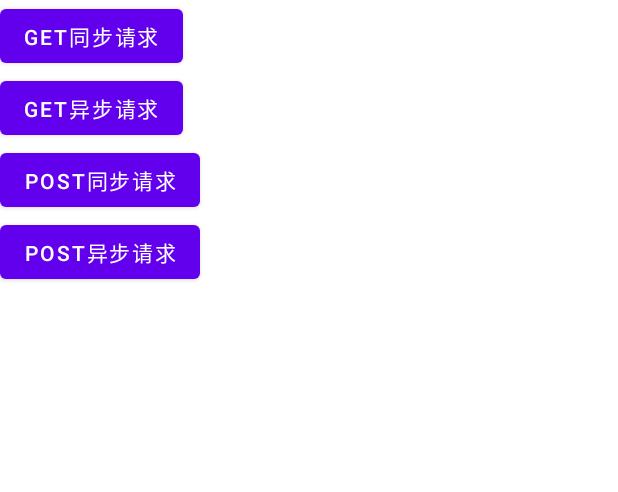
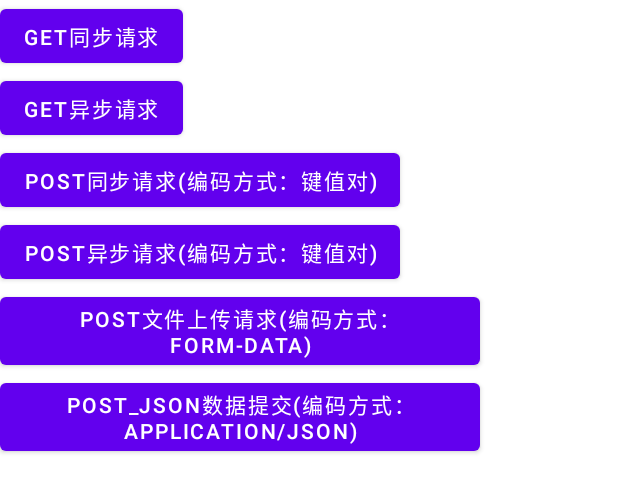
Before and after one commit to StevenMayD/AndroidLearning, an Android app: the layout activity_okhttp.xml on its own in the app's theme, with its tools: preview values and no code run, on a phone screen of 412 x 824 dp. Shown: the top 492 px of the screen. Run offline under Robolectric (Android 15) with nearby library versions, the phone set to English and light mode, and no system bars.

Commit message:
12、Android网络加载框架：OkHttp请求，post常见的几种数据提交方式

```diff
--- a/app/src/main/AndroidManifest.xml
+++ b/app/src/main/AndroidManifest.xml
@@ -7,6 +7,8 @@
     <uses-permission android:name="android.permission.INTERNET" />
     <!--允许程序设置内置sd卡的写权限-->
     <uses-permission android:name="android.permission.WRITE_EXTERNAL_STORAGE" />
+    <!--允许程序设置内置sd卡的访问权限-->
+    <uses-permission android:name="android.permission.READ_EXTERNAL_STORAGE" />
     <!--允许程序获取网络状态-->
     <uses-permission android:name="android.permission.ACCESS_NETWORK_STATE" />
     <!--允许程序访问WiFi网络信息-->
@@ -36,7 +38,7 @@
             <intent-filter>
                 <action android:name="android.intent.action.MAIN" />
 
-                <category android:name="android.intent.category.LAUNCHER_No" />
+                <category android:name="android.intent.category.LAUNCHER" />
             </intent-filter>
         </activity>
         <!-- 地图 -->
@@ -47,7 +49,7 @@
             <intent-filter>
                 <action android:name="android.intent.action.MAIN" />
 
-                <category android:name="android.intent.category.LAUNCHER" />
+                <category android:name="android.intent.category.LAUNCHER_No" />
             </intent-filter>
         </activity>
         <!-- 广播接收者 -->
--- a/app/src/main/res/layout/activity_okhttp.xml
+++ b/app/src/main/res/layout/activity_okhttp.xml
@@ -23,15 +23,28 @@
     <Button
         android:layout_width="wrap_content"
         android:layout_height="wrap_content"
-        android:text="post同步请求"
-        android:onClick="postSync"
+        android:text="post同步请求(编码方式：键值对)"
+        android:onClick="postSync_form_urlencoded"
         />
 
     <Button
         android:layout_width="wrap_content"
         android:layout_height="wrap_content"
-        android:text="post异步请求"
-        android:onClick="postAsync"
+        android:text="post异步请求(编码方式：键值对)"
+        android:onClick="postAsync_form_urlencoded"
         />
 
+    <Button
+        android:layout_width="wrap_content"
+        android:layout_height="wrap_content"
+        android:text="post文件上传请求(编码方式：form-data)"
+        android:onClick="postAsync_form_data"
+        />
+
+    <Button
+        android:layout_width="wrap_content"
+        android:layout_height="wrap_content"
+        android:text="post_json数据提交(编码方式：application/json)"
+        android:onClick="postAsync_json"
+        />
 </LinearLayout>
```
Also changed, not shown: app/src/main/java/com/example/androidlearning/view/activity/OKhttpActivity.java (+82 -7 lines).
